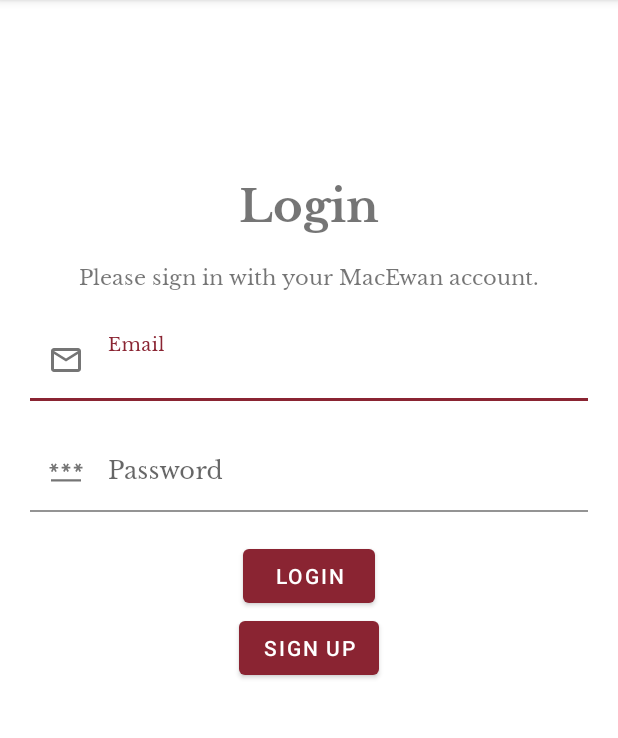
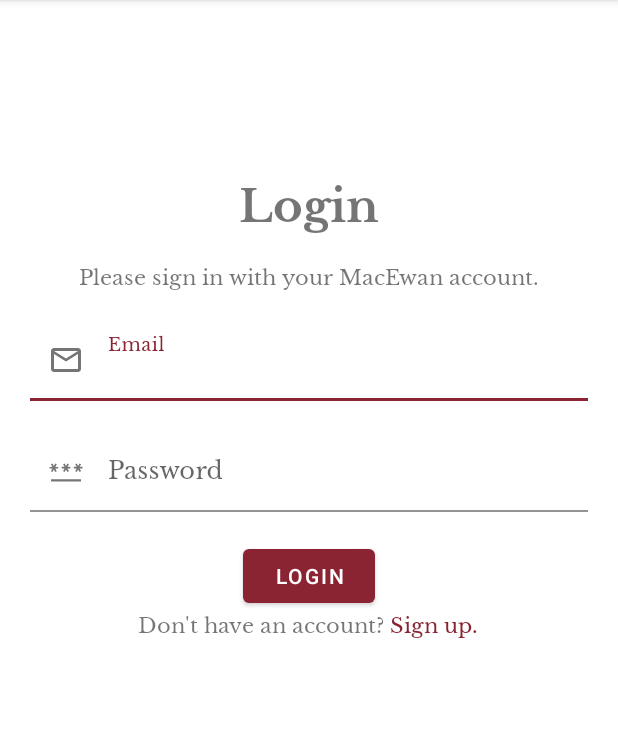
Before and after one commit to moslehm/Capstone-Management-App, an Android app: the screen it shows after launch (Login), on a phone screen of 412 x 824 dp, the part 84-822 px from its top. Run offline under Robolectric (Android 15) with nearby library versions, the phone set to English and light mode, and no system bars; our stand-ins replace Firebase (no records; nobody signed in at launch, a user with empty details on screens opened directly).

Commit message:
login updated

```diff
--- a/app/src/main/java/ca/macewan/capstone/Login.java
+++ b/app/src/main/java/ca/macewan/capstone/Login.java
@@ -2,10 +2,18 @@
 
 import android.content.DialogInterface;
 import android.content.Intent;
+import android.graphics.Color;
+import android.graphics.Typeface;
 import android.os.Bundle;
+import android.text.SpannableString;
+import android.text.Spanned;
+import android.text.TextPaint;
+import android.text.method.LinkMovementMethod;
+import android.text.style.ClickableSpan;
 import android.view.View;
 import android.widget.Button;
 import android.widget.EditText;
+import android.widget.TextView;
 import android.widget.Toast;
 
 import androidx.annotation.NonNull;
@@ -26,6 +34,7 @@
     private FirebaseAuth firebaseAuth;
     private FirebaseFirestore firebaseFirestore;
     private DocumentReference documentReference;
+    private TextView textView_SignUp;
 
     @Override
     protected void onCreate(Bundle savedInstanceState) {
@@ -36,19 +45,40 @@
         editTextUsername = findViewById(R.id.editText_Username);
         editTextPassword = findViewById(R.id.editText_Password);
         buttonLogIn = findViewById(R.id.button_LogIn);
-        buttonSignUp = findViewById(R.id.button_SignUp);
+//        buttonSignUp = findViewById(R.id.button_SignUp);
         buttonLogIn.setOnClickListener(new View.OnClickListener() {
             @Override
             public void onClick(View view) {
                 logIn();
             }
         });
-        buttonSignUp.setOnClickListener(new View.OnClickListener() {
+//        buttonSignUp.setOnClickListener(new View.OnClickListener() {
+//            @Override
+//            public void onClick(View view) {
+//                signUp();
+//            }
+//        });
+
+        SpannableString ss = new SpannableString("Don't have an account? Sign up.");
+        ClickableSpan clickableSpan = new ClickableSpan() {
             @Override
-            public void onClick(View view) {
+            public void onClick(View textView) {
+//                startActivity(new Intent(MyActivity.this, NextActivity.class));
                 signUp();
             }
-        });
+            @Override
+            public void updateDrawState(TextPaint ds) {
+                super.updateDrawState(ds);
+                ds.setUnderlineText(false);
+                ds.setColor(getResources().getColor(R.color.maroon, null));
+            }
+        };
+        ss.setSpan(clickableSpan, 23, 31, Spanned.SPAN_EXCLUSIVE_EXCLUSIVE);
+
+        TextView textView = (TextView) findViewById(R.id.textView_SignUp);
+        textView.setText(ss);
+        textView.setMovementMethod(LinkMovementMethod.getInstance());
+        textView.setHighlightColor(Color.TRANSPARENT);
     }
 
     private void logIn() {
--- a/app/src/main/res/layout/login.xml
+++ b/app/src/main/res/layout/login.xml
@@ -94,14 +94,28 @@
         app:layout_constraintStart_toStartOf="parent"
         app:layout_constraintTop_toTopOf="parent" />
 
-    <Button
-        android:id="@+id/button_SignUp"
+    <TextView
+        android:id="@+id/textView_SignUp"
         android:layout_width="wrap_content"
         android:layout_height="wrap_content"
-        android:text="Sign Up"
-        app:layout_constraintTop_toBottomOf="@id/button_LogIn"
+        android:text="TextView"
+        android:fontFamily="@font/libre_baskerville_regular"
+        app:layout_constraintBottom_toBottomOf="parent"
         app:layout_constraintEnd_toEndOf="parent"
-        app:layout_constraintStart_toStartOf="parent" />
+        app:layout_constraintHorizontal_bias="0.498"
+        app:layout_constraintStart_toStartOf="parent"
+        app:layout_constraintTop_toBottomOf="@+id/button_LogIn"
+        app:layout_constraintVertical_bias="0.0" />
+
+    <!--    <Button-->
+<!--        android:id="@+id/button_SignUp"-->
+<!--        android:layout_width="wrap_content"-->
+<!--        android:layout_height="wrap_content"-->
+<!--        android:text="Sign Up"-->
+<!--        app:layout_constraintBottom_toBottomOf="parent"-->
+<!--        app:layout_constraintEnd_toEndOf="parent"-->
+<!--        app:layout_constraintStart_toStartOf="parent"-->
+<!--        app:layout_constraintTop_toBottomOf="@id/button_LogIn" />-->
 
 
 </androidx.constraintlayout.widget.ConstraintLayout>
```
